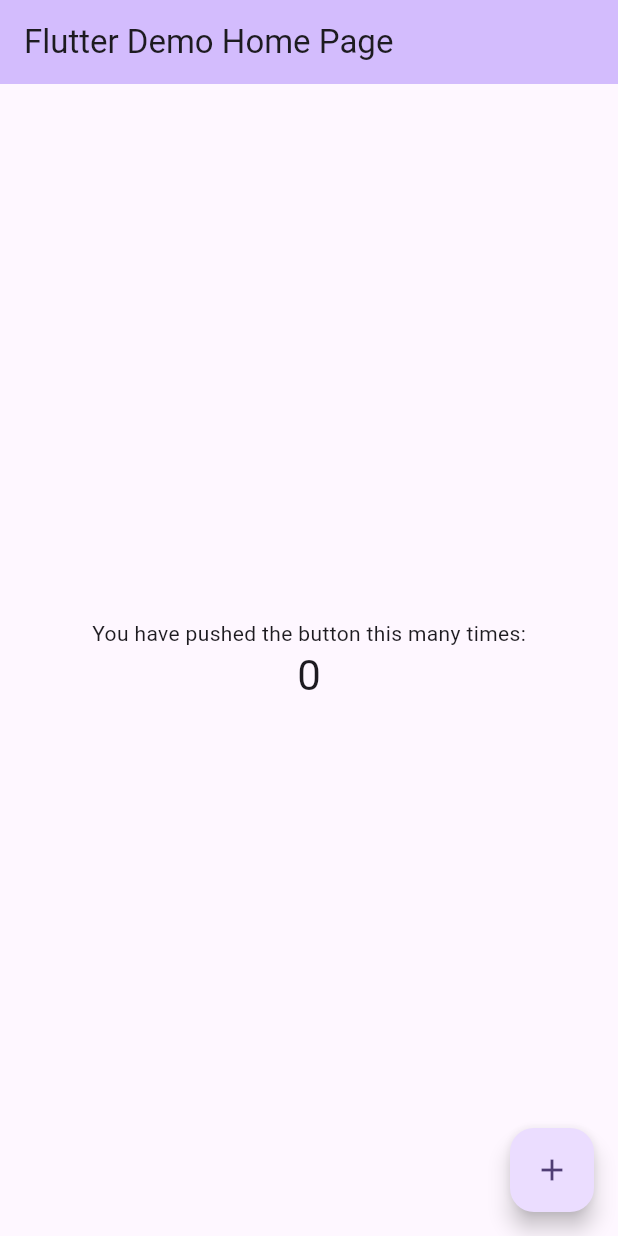
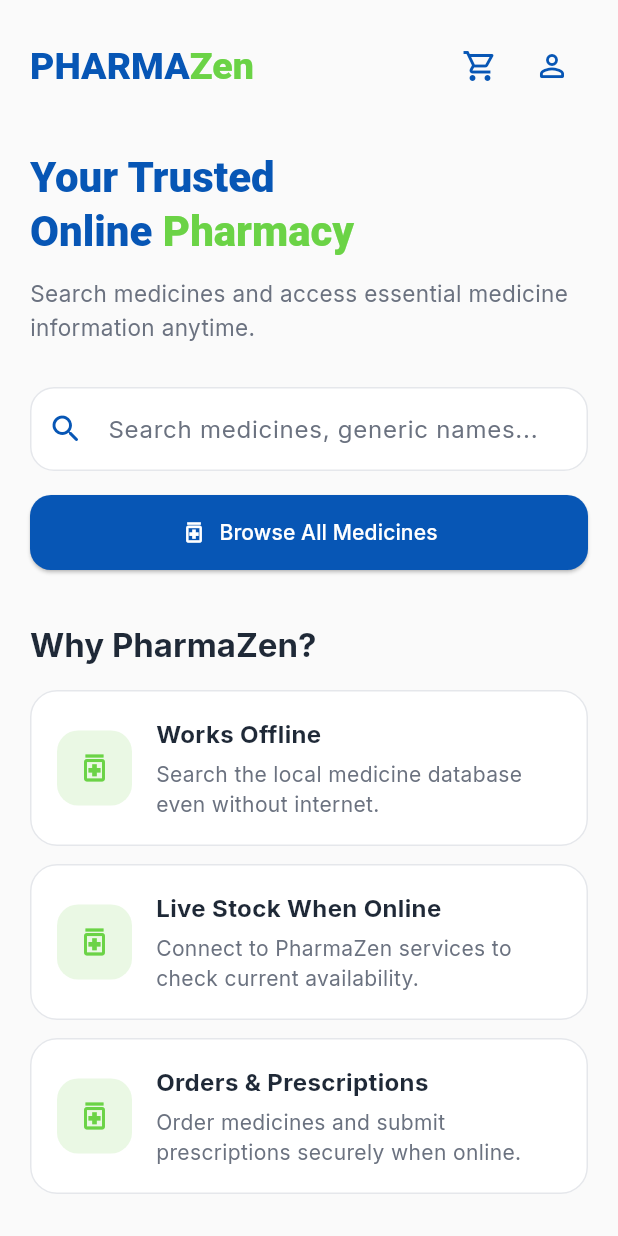
Before and after one commit to zishahed/pharmazen-mobile-app, a Flutter app: the screen it shows after launch, on a phone screen of 412 x 824 dp. Run offline on Flutter 3.47's test engine with Material 3 defaults, Android fonts, the phone set to English and light mode, and no system bars; our stand-ins replace flutter_riverpod, go_router, google_fonts.

Commit message:
add basic home screen and set theme

```diff
--- /dev/null
+++ b/lib/app/app.dart
@@ -0,0 +1,18 @@
+import 'package:flutter/material.dart';
+
+import 'router.dart';
+import 'theme/app_theme.dart';
+
+class PharmaZenApp extends StatelessWidget {
+  const PharmaZenApp({super.key});
+
+  @override
+  Widget build(BuildContext context) {
+    return MaterialApp.router(
+      debugShowCheckedModeBanner: false,
+      title: 'PharmaZen',
+      theme: AppTheme.light,
+      routerConfig: appRouter,
+    );
+  }
+}
--- /dev/null
+++ b/lib/app/router.dart
@@ -0,0 +1,15 @@
+import 'package:go_router/go_router.dart';
+
+import '../features/home/home_screen.dart';
+
+final appRouter = GoRouter(
+  initialLocation: '/',
+  routes: [
+    GoRoute(
+      path: '/',
+      builder: (context, state) {
+        return const HomeScreen();
+      },
+    ),
+  ],
+);
--- /dev/null
+++ b/lib/app/theme/app_colors.dart
@@ -0,0 +1,20 @@
+import 'package:flutter/material.dart';
+
+abstract final class AppColors {
+  static const background = Color(0xFFFAFAFA);
+
+  static const primaryBlue = Color(0xFF0756B5);
+  static const secondaryBlue = Color(0xFF0B66C3);
+
+  static const primaryGreen = Color(0xFF6BD346);
+  static const lightGreen = Color(0xFFEAF8E4);
+
+  static const surface = Color(0xFFFFFFFF);
+
+  static const textPrimary = Color(0xFF1F2937);
+  static const textSecondary = Color(0xFF6B7280);
+
+  static const border = Color(0xFFE5E7EB);
+
+  static const error = Color(0xFFDC2626);
+}
--- /dev/null
+++ b/lib/app/theme/app_theme.dart
@@ -0,0 +1,80 @@
+import 'package:flutter/material.dart';
+import 'package:google_fonts/google_fonts.dart';
+
+import 'app_colors.dart';
+
+class AppTheme {
+  static ThemeData get light {
+    return ThemeData(
+      useMaterial3: true,
+
+      scaffoldBackgroundColor: AppColors.background,
+
+      colorScheme: ColorScheme.fromSeed(
+        seedColor: AppColors.primaryBlue,
+        brightness: Brightness.light,
+        primary: AppColors.primaryBlue,
+        secondary: AppColors.primaryGreen,
+        surface: AppColors.surface,
+      ),
+
+      textTheme: GoogleFonts.interTextTheme().apply(
+        bodyColor: AppColors.textPrimary,
+        displayColor: AppColors.textPrimary,
+      ),
+
+      appBarTheme: const AppBarTheme(
+        backgroundColor: AppColors.background,
+        foregroundColor: AppColors.primaryBlue,
+        elevation: 0,
+        centerTitle: false,
+      ),
+
+      cardTheme: CardThemeData(
+        color: AppColors.surface,
+        elevation: 0,
+        margin: EdgeInsets.zero,
+        shape: RoundedRectangleBorder(
+          borderRadius: BorderRadius.circular(18),
+          side: const BorderSide(color: AppColors.border),
+        ),
+      ),
+
+      inputDecorationTheme: InputDecorationTheme(
+        filled: true,
+        fillColor: AppColors.surface,
+        hintStyle: const TextStyle(color: AppColors.textSecondary),
+        contentPadding: const EdgeInsets.symmetric(
+          horizontal: 18,
+          vertical: 16,
+        ),
+        border: OutlineInputBorder(
+          borderRadius: BorderRadius.circular(16),
+          borderSide: const BorderSide(color: AppColors.border),
+        ),
+        enabledBorder: OutlineInputBorder(
+          borderRadius: BorderRadius.circular(16),
+          borderSide: const BorderSide(color: AppColors.border),
+        ),
+        focusedBorder: OutlineInputBorder(
+          borderRadius: BorderRadius.circular(16),
+          borderSide: const BorderSide(
+            color: AppColors.primaryBlue,
+            width: 1.5,
+          ),
+        ),
+      ),
+
+      elevatedButtonTheme: ElevatedButtonThemeData(
+        style: ElevatedButton.styleFrom(
+          backgroundColor: AppColors.primaryBlue,
+          foregroundColor: Colors.white,
+          padding: const EdgeInsets.symmetric(horizontal: 22, vertical: 15),
+          shape: RoundedRectangleBorder(
+            borderRadius: BorderRadius.circular(14),
+          ),
+        ),
+      ),
+    );
+  }
+}
--- /dev/null
+++ b/lib/domain/models/medicine.dart
@@ -0,0 +1,29 @@
+class Medicine {
+  final int brandId;
+  final String brandName;
+  final String? type;
+  final String? slug;
+  final String? dosageForm;
+  final String? genericName;
+  final String? strength;
+  final String? manufacturer;
+  final String? packageContainer;
+  final String? packageSize;
+  final int? genericId;
+  final bool isSensitive;
+
+  const Medicine({
+    required this.brandId,
+    required this.brandName,
+    this.type,
+    this.slug,
+    this.dosageForm,
+    this.genericName,
+    this.strength,
+    this.manufacturer,
+    this.packageContainer,
+    this.packageSize,
+    this.genericId,
+    required this.isSensitive,
+  });
+}
--- /dev/null
+++ b/lib/features/home/home_screen.dart
@@ -0,0 +1,222 @@
+import 'package:flutter/material.dart';
+import 'package:go_router/go_router.dart';
+
+import '../../app/theme/app_colors.dart';
+
+class HomeScreen extends StatelessWidget {
+  const HomeScreen({super.key});
+
+  @override
+  Widget build(BuildContext context) {
+    return Scaffold(
+      body: SafeArea(
+        child: ListView(
+          padding: const EdgeInsets.all(20),
+          children: [
+            const _Header(),
+
+            const SizedBox(height: 32),
+
+            RichText(
+              text: TextSpan(
+                style: Theme.of(context).textTheme.headlineMedium
+                    ?.copyWith(fontWeight: FontWeight.w800),
+                children: const [
+                  TextSpan(
+                    text: 'Your Trusted\nOnline ',
+                    style: TextStyle(color: AppColors.primaryBlue),
+                  ),
+                  TextSpan(
+                    text: 'Pharmacy',
+                    style: TextStyle(color: AppColors.primaryGreen),
+                  ),
+                ],
+              ),
+            ),
+
+            const SizedBox(height: 12),
+
+            const Text(
+              'Search medicines and access essential '
+              'medicine information anytime.',
+              style: TextStyle(
+                color: AppColors.textSecondary,
+                fontSize: 15,
+                height: 1.5,
+              ),
+            ),
+
+            const SizedBox(height: 28),
+
+            TextField(
+              readOnly: true,
+              onTap: () => context.push('/medicines'),
+              decoration: const InputDecoration(
+                prefixIcon: Icon(
+                  Icons.search_rounded,
+                  color: AppColors.primaryBlue,
+                ),
+                hintText: 'Search medicines, generic names...',
+              ),
+            ),
+
+            const SizedBox(height: 16),
+
+            SizedBox(
+              width: double.infinity,
+              child: ElevatedButton.icon(
+                onPressed: () {
+                  context.push('/medicines');
+                },
+                icon: const Icon(Icons.medication_outlined),
+                label: const Text('Browse All Medicines'),
+              ),
+            ),
+
+            const SizedBox(height: 36),
+
+            Text(
+              'Why PharmaZen?',
+              style: Theme.of(context).textTheme.titleLarge
+                  ?.copyWith(fontWeight: FontWeight.w700),
+            ),
+
+            const SizedBox(height: 16),
+
+            const _FeatureCard(
+              icon: Icons.offline_bolt_outlined,
+              title: 'Works Offline',
+              description:
+                  'Search the local medicine database even without internet.',
+            ),
+
+            const SizedBox(height: 12),
+
+            const _FeatureCard(
+              icon: Icons.inventory_2_outlined,
+              title: 'Live Stock When Online',
+              description: 'Connect to PharmaZen services to check current availability.',
+            ),
+
+            const SizedBox(height: 12),
+
+            const _FeatureCard(
+              icon: Icons.receipt_long_outlined,
+              title: 'Orders & Prescriptions',
+              description: 'Order medicines and submit prescriptions securely when online.',
+            ),
+          ],
+        ),
+      ),
+    );
+  }
+}
+
+class _Header extends StatelessWidget {
+  const _Header();
+
+  @override
+  Widget build(BuildContext context) {
+    return Row(
+      children: [
+        RichText(
+          text: const TextSpan(
+            style: TextStyle(fontSize: 25, fontWeight: FontWeight.w800),
+            children: [
+              TextSpan(
+                text: 'PHARMA',
+                style: TextStyle(color: AppColors.primaryBlue),
+              ),
+              TextSpan(
+                text: 'Zen',
+                style: TextStyle(color: AppColors.primaryGreen),
+              ),
+            ],
+          ),
+        ),
+
+        const Spacer(),
+
+        IconButton(
+          onPressed: () {},
+          icon: const Icon(
+            Icons.shopping_cart_outlined,
+            color: AppColors.primaryBlue,
+          ),
+        ),
+
+        IconButton(
+          onPressed: () {},
+          icon: const Icon(
+            Icons.person_outline_rounded,
+            color: AppColors.primaryBlue,
+          ),
+        ),
+      ],
+    );
+  }
+}
+
+class _FeatureCard extends StatelessWidget {
+  final IconData icon;
+  final String title;
+  final String description;
+
+  const _FeatureCard({
+    required this.icon,
+    required this.title,
+    required this.description,
+  });
+
+  @override
+  Widget build(BuildContext context) {
+    return Card(
+      child: Padding(
+        padding: const EdgeInsets.all(18),
+        child: Row(
+          children: [
+            Container(
+              width: 50,
+              height: 50,
+              decoration: BoxDecoration(
+                color: AppColors.lightGreen,
+                borderRadius: BorderRadius.circular(14),
+              ),
+              child: const Icon(
+                Icons.medication_outlined,
+                color: AppColors.primaryGreen,
+              ),
+            ),
+
+            const SizedBox(width: 16),
+
+            Expanded(
+              child: Column(
+                crossAxisAlignment: CrossAxisAlignment.start,
+                children: [
+                  Text(
+                    title,
+                    style: const TextStyle(
+                      fontWeight: FontWeight.w700,
+                      fontSize: 16,
+                    ),
+                  ),
+
+                  const SizedBox(height: 5),
+
+                  Text(
+                    description,
+                    style: const TextStyle(
+                      color: AppColors.textSecondary,
+                      height: 1.4,
+                    ),
+                  ),
+                ],
+              ),
+            ),
+          ],
+        ),
+      ),
+    );
+  }
+}
--- a/lib/main.dart
+++ b/lib/main.dart
@@ -1,122 +1,10 @@
 import 'package:flutter/material.dart';
+import 'package:flutter_riverpod/flutter_riverpod.dart';
+
+import 'app/app.dart';
 
 void main() {
-  runApp(const MyApp());
+  WidgetsFlutterBinding.ensureInitialized();
+
+  runApp(const ProviderScope(child: PharmaZenApp()));
 }
-
-class MyApp extends StatelessWidget {
-  const MyApp({super.key});
-
-  // This widget is the root of your application.
-  @override
-  Widget build(BuildContext context) {
-    return MaterialApp(
-      title: 'Flutter Demo',
-      theme: ThemeData(
-        // This is the theme of your application.
-        //
-        // TRY THIS: Try running your application with "flutter run". You'll see
-        // the application has a purple toolbar. Then, without quitting the app,
-        // try changing the seedColor in the colorScheme below to Colors.green
-        // and then invoke "hot reload" (save your changes or press the "hot
-        // reload" button in a Flutter-supported IDE, or press "r" if you used
-        // the command line to start the app).
-        //
-        // Notice that the counter didn't reset back to zero; the application
-        // state is not lost during the reload. To reset the state, use hot
-        // restart instead.
-        //
-        // This works for code too, not just values: Most code changes can be
-        // tested with just a hot reload.
-        colorScheme: .fromSeed(seedColor: Colors.deepPurple),
-      ),
-      home: const MyHomePage(title: 'Flutter Demo Home Page'),
-    );
-  }
-}
-
-class MyHomePage extends StatefulWidget {
-  const MyHomePage({super.key, required this.title});
-
-  // This widget is the home page of your application. It is stateful, meaning
-  // that it has a State object (defined below) that contains fields that affect
-  // how it looks.
-
-  // This class is the configuration for the state. It holds the values (in this
-  // case the title) provided by the parent (in this case the App widget) and
-  // used by the build method of the State. Fields in a Widget subclass are
-  // always marked "final".
-
-  final String title;
-
-  @override
-  State<MyHomePage> createState() => _MyHomePageState();
-}
-
-class _MyHomePageState extends State<MyHomePage> {
-  int _counter = 0;
-
-  void _incrementCounter() {
-    setState(() {
-      // This call to setState tells the Flutter framework that something has
-      // changed in this State, which causes it to rerun the build method below
-      // so that the display can reflect the updated values. If we changed
-      // _counter without calling setState(), then the build method would not be
-      // called again, and so nothing would appear to happen.
-      _counter++;
-    });
-  }
-
-  @override
-  Widget build(BuildContext context) {
-    // This method is rerun every time setState is called, for instance as done
-    // by the _incrementCounter method above.
-    //
-    // The Flutter framework has been optimized to make rerunning build methods
-    // fast, so that you can just rebuild anything that needs updating rather
-    // than having to individually change instances of widgets.
-    return Scaffold(
-      appBar: AppBar(
-        // TRY THIS: Try changing the color here to a specific color (to
-        // Colors.amber, perhaps?) and trigger a hot reload to see the AppBar
-        // change color while the other colors stay the same.
-        backgroundColor: Theme.of(context).colorScheme.inversePrimary,
-        // Here we take the value from the MyHomePage object that was created by
-        // the App.build method, and use it to set our appbar title.
-        title: Text(widget.title),
-      ),
-      body: Center(
-        // Center is a layout widget. It takes a single child and positions it
-        // in the middle of the parent.
-        child: Column(
-          // Column is also a layout widget. It takes a list of children and
-          // arranges them vertically. By default, it sizes itself to fit its
-          // children horizontally, and tries to be as tall as its parent.
-          //
-          // Column has various properties to control how it sizes itself and
-          // how it positions its children. Here we use mainAxisAlignment to
-          // center the children vertically; the main axis here is the vertical
-          // axis because Columns are vertical (the cross axis would be
-          // horizontal).
-          //
-          // TRY THIS: Invoke "debug painting" (choose the "Toggle Debug Paint"
-          // action in the IDE, or press "p" in the console), to see the
-          // wireframe for each widget.
-          mainAxisAlignment: .center,
-          children: [
-            const Text('You have pushed the button this many times:'),
-            Text(
-              '$_counter',
-              style: Theme.of(context).textTheme.headlineMedium,
-            ),
-          ],
-        ),
-      ),
-      floatingActionButton: FloatingActionButton(
-        onPressed: _incrementCounter,
-        tooltip: 'Increment',
-        child: const Icon(Icons.add),
-      ),
-    );
-  }
-}
```
Also changed, not shown: pubspec.yaml (+3 -5 lines), 1 other file.
